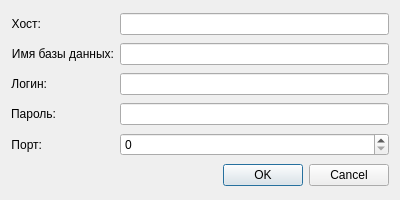
The window that 8_Modul/L8_SQL/dbdata.ui (svcool/origin) describes before a commit, drawn with Qt 5.
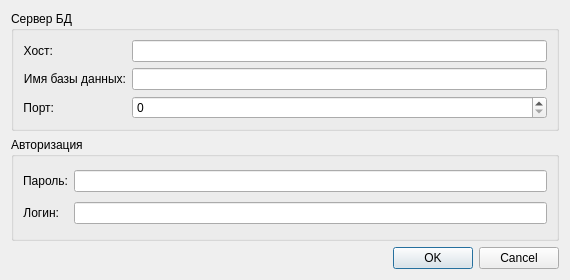
The same window after the commit.

The edit to the form file:
```diff
--- a/8_Modul/L8_SQL/dbdata.ui
+++ b/8_Modul/L8_SQL/dbdata.ui
@@ -6,15 +6,82 @@
    <rect>
     <x>0</x>
     <y>0</y>
-    <width>400</width>
-    <height>200</height>
+    <width>570</width>
+    <height>280</height>
    </rect>
   </property>
   <property name="windowTitle">
-   <string>Dialog</string>
+   <string>Подключение к БД</string>
+  </property>
+  <layout class="QGridLayout" name="gridLayout_2">
+   <item row="1" column="0">
+    <widget class="QGroupBox" name="groupBox">
+     <property name="title">
+      <string>Авторизация</string>
   </property>
   <layout class="QGridLayout" name="gridLayout">
+      <item row="0" column="2">
+       <widget class="QLineEdit" name="le_pass">
+        <property name="sizePolicy">
+         <sizepolicy hsizetype="Preferred" vsizetype="Fixed">
+          <horstretch>0</horstretch>
+          <verstretch>0</verstretch>
+         </sizepolicy>
+        </property>
+       </widget>
+      </item>
+      <item row="1" column="2">
+       <widget class="QLineEdit" name="le_login">
+        <property name="sizePolicy">
+         <sizepolicy hsizetype="Preferred" vsizetype="Fixed">
+          <horstretch>0</horstretch>
+          <verstretch>0</verstretch>
+         </sizepolicy>
+        </property>
+       </widget>
+      </item>
+      <item row="0" column="1">
+       <widget class="QLabel" name="lb_pass">
+        <property name="sizePolicy">
+         <sizepolicy hsizetype="Maximum" vsizetype="Preferred">
+          <horstretch>0</horstretch>
+          <verstretch>0</verstretch>
+         </sizepolicy>
+        </property>
+        <property name="text">
+         <string>Пароль:</string>
+        </property>
+        <property name="alignment">
+         <set>Qt::AlignRight|Qt::AlignTrailing|Qt::AlignVCenter</set>
+        </property>
+       </widget>
+      </item>
+      <item row="1" column="1">
+       <widget class="QLabel" name="lb_login">
+        <property name="sizePolicy">
+         <sizepolicy hsizetype="Maximum" vsizetype="Preferred">
+          <horstretch>0</horstretch>
+          <verstretch>0</verstretch>
+         </sizepolicy>
+        </property>
+        <property name="text">
+         <string>Логин:</string>
+        </property>
+        <property name="alignment">
+         <set>Qt::AlignRight|Qt::AlignTrailing|Qt::AlignVCenter</set>
+        </property>
+       </widget>
+      </item>
+     </layout>
+    </widget>
+   </item>
    <item row="0" column="0">
+    <widget class="QGroupBox" name="groupBox_2">
+     <property name="title">
+      <string>Сервер БД</string>
+     </property>
+     <layout class="QGridLayout" name="gridLayout_3">
+      <item row="2" column="0">
     <widget class="QLabel" name="lb_host">
      <property name="sizePolicy">
       <sizepolicy hsizetype="Fixed" vsizetype="Minimum">
@@ -30,17 +97,7 @@
      </property>
     </widget>
    </item>
-   <item row="0" column="1">
-    <widget class="QLineEdit" name="le_host">
-     <property name="sizePolicy">
-      <sizepolicy hsizetype="Minimum" vsizetype="Fixed">
-       <horstretch>0</horstretch>
-       <verstretch>0</verstretch>
-      </sizepolicy>
-     </property>
-    </widget>
-   </item>
-   <item row="1" column="0">
+      <item row="3" column="0">
     <widget class="QLabel" name="lb_dbName">
      <property name="sizePolicy">
       <sizepolicy hsizetype="Maximum" vsizetype="Preferred">
@@ -56,85 +113,7 @@
      </property>
     </widget>
    </item>
-   <item row="1" column="1">
-    <widget class="QLineEdit" name="le_dbName">
-     <property name="sizePolicy">
-      <sizepolicy hsizetype="Preferred" vsizetype="Fixed">
-       <horstretch>0</horstretch>
-       <verstretch>0</verstretch>
-      </sizepolicy>
-     </property>
-    </widget>
-   </item>
-   <item row="2" column="0">
-    <widget class="QLabel" name="lb_login">
-     <property name="sizePolicy">
-      <sizepolicy hsizetype="Maximum" vsizetype="Preferred">
-       <horstretch>0</horstretch>
-       <verstretch>0</verstretch>
-      </sizepolicy>
-     </property>
-     <property name="text">
-      <string>Логин:</string>
-     </property>
-     <property name="alignment">
-      <set>Qt::AlignRight|Qt::AlignTrailing|Qt::AlignVCenter</set>
-     </property>
-    </widget>
-   </item>
-   <item row="2" column="1">
-    <widget class="QLineEdit" name="le_login">
-     <property name="sizePolicy">
-      <sizepolicy hsizetype="Preferred" vsizetype="Fixed">
-       <horstretch>0</horstretch>
-       <verstretch>0</verstretch>
-      </sizepolicy>
-     </property>
-    </widget>
-   </item>
-   <item row="3" column="0">
-    <widget class="QLabel" name="lb_pass">
-     <property name="sizePolicy">
-      <sizepolicy hsizetype="Maximum" vsizetype="Preferred">
-       <horstretch>0</horstretch>
-       <verstretch>0</verstretch>
-      </sizepolicy>
-     </property>
-     <property name="text">
-      <string>Пароль:</string>
-     </property>
-     <property name="alignment">
-      <set>Qt::AlignRight|Qt::AlignTrailing|Qt::AlignVCenter</set>
-     </property>
-    </widget>
-   </item>
-   <item row="3" column="1">
-    <widget class="QLineEdit" name="le_pass">
-     <property name="sizePolicy">
-      <sizepolicy hsizetype="Preferred" vsizetype="Fixed">
-       <horstretch>0</horstretch>
-       <verstretch>0</verstretch>
-      </sizepolicy>
-     </property>
-    </widget>
-   </item>
-   <item row="4" column="0">
-    <widget class="QLabel" name="lb_port">
-     <property name="sizePolicy">
-      <sizepolicy hsizetype="Maximum" vsizetype="Preferred">
-       <horstretch>0</horstretch>
-       <verstretch>0</verstretch>
-      </sizepolicy>
-     </property>
-     <property name="text">
-      <string>Порт:</string>
-     </property>
-     <property name="alignment">
-      <set>Qt::AlignRight|Qt::AlignTrailing|Qt::AlignVCenter</set>
-     </property>
-    </widget>
-   </item>
-   <item row="4" column="1">
+      <item row="5" column="1">
     <widget class="QSpinBox" name="spB_port">
      <property name="sizePolicy">
       <sizepolicy hsizetype="Preferred" vsizetype="Fixed">
@@ -147,7 +126,46 @@
      </property>
     </widget>
    </item>
-   <item row="5" column="0" colspan="2">
+      <item row="5" column="0">
+       <widget class="QLabel" name="lb_port">
+        <property name="sizePolicy">
+         <sizepolicy hsizetype="Maximum" vsizetype="Preferred">
+          <horstretch>0</horstretch>
+          <verstretch>0</verstretch>
+         </sizepolicy>
+        </property>
+        <property name="text">
+         <string>Порт:</string>
+        </property>
+        <property name="alignment">
+         <set>Qt::AlignRight|Qt::AlignTrailing|Qt::AlignVCenter</set>
+        </property>
+       </widget>
+      </item>
+      <item row="3" column="1">
+       <widget class="QLineEdit" name="le_dbName">
+        <property name="sizePolicy">
+         <sizepolicy hsizetype="Preferred" vsizetype="Fixed">
+          <horstretch>0</horstretch>
+          <verstretch>0</verstretch>
+         </sizepolicy>
+        </property>
+       </widget>
+      </item>
+      <item row="2" column="1">
+       <widget class="QLineEdit" name="le_host">
+        <property name="sizePolicy">
+         <sizepolicy hsizetype="Minimum" vsizetype="Fixed">
+          <horstretch>0</horstretch>
+          <verstretch>0</verstretch>
+         </sizepolicy>
+        </property>
+       </widget>
+      </item>
+     </layout>
+    </widget>
+   </item>
+   <item row="2" column="0">
     <widget class="QDialogButtonBox" name="bb_Box">
      <property name="orientation">
       <enum>Qt::Horizontal</enum>
```
Lines whose indentation alone changed are shown as unchanged.
